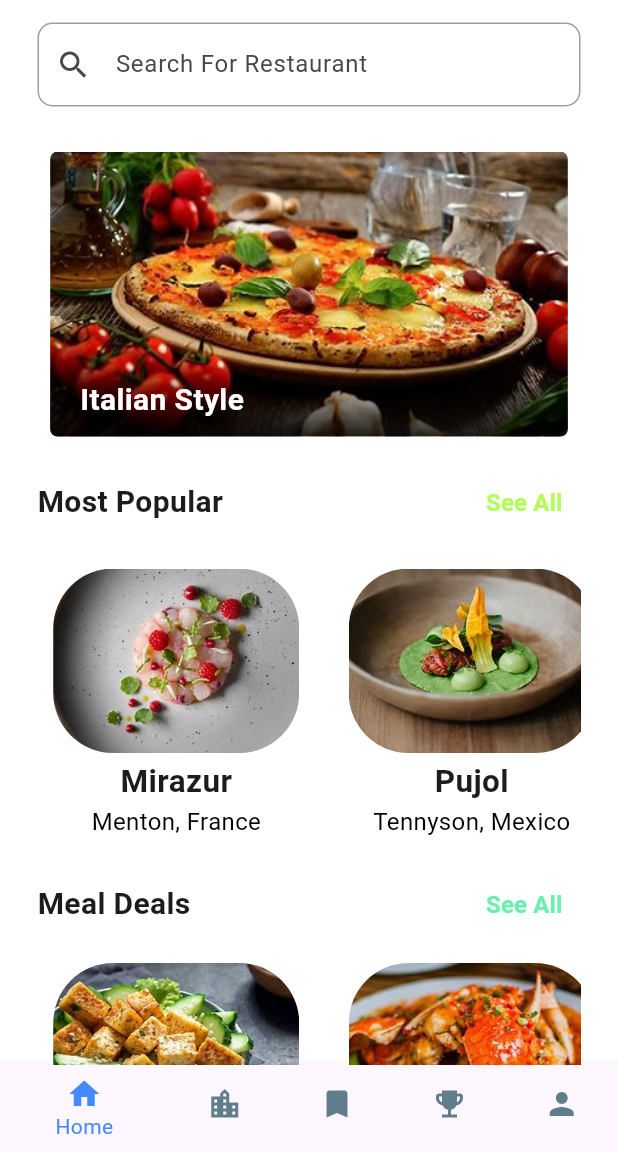
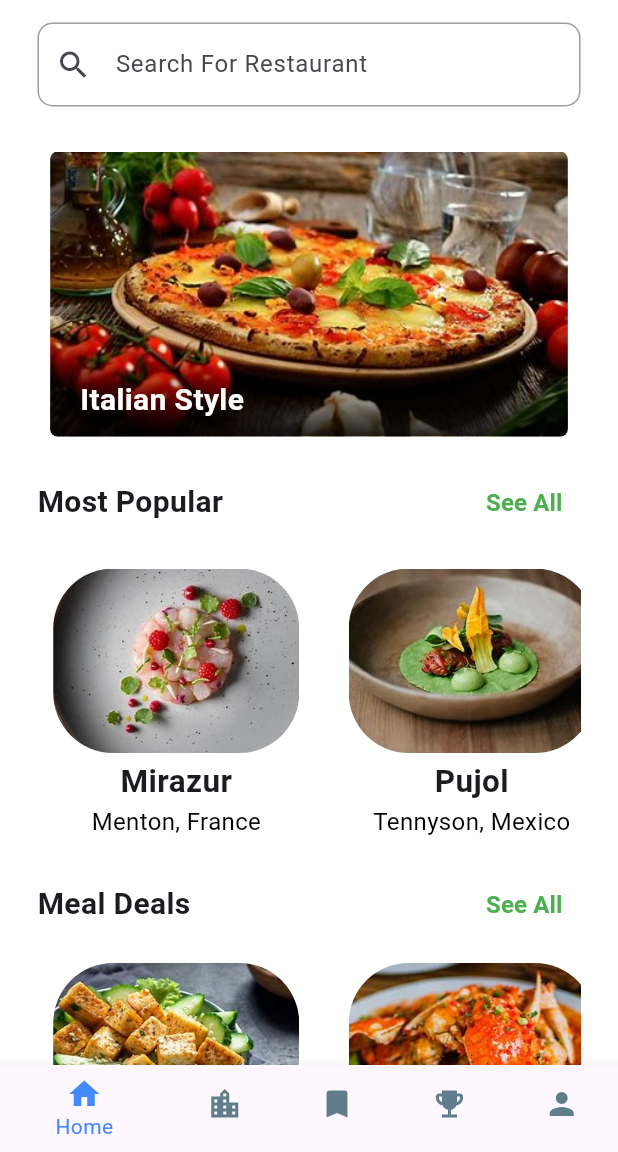
Before and after one commit to HannClement/AquaFlos, a Flutter app: the screen it shows after launch, on a phone screen of 412 x 824 dp, the part 84-1236 px from its top. Run offline on Flutter 3.47's test engine with Material 3 defaults, Android fonts, the phone set to English and light mode, and no system bars; drawn by our look-alikes of carousel_slider.

Commit message:
Minor Changed

```diff
--- a/flutter_application_1/lib/main.dart
+++ b/flutter_application_1/lib/main.dart
@@ -349,7 +349,7 @@ class homePage extends StatelessWidget {
                         style: TextStyle(
                           fontWeight: FontWeight.bold,
                           fontSize: 16.0,
-                          color: Colors.lightGreenAccent,
+                          color: Colors.green,
                         ),
                       ),
                     ),
@@ -401,7 +401,7 @@ class homePage extends StatelessWidget {
                         style: TextStyle(
                           fontWeight: FontWeight.bold,
                           fontSize: 16.0,
-                          color: Colors.greenAccent,
+                          color: Colors.green,
                         ),
                       ),
                     ),
```
